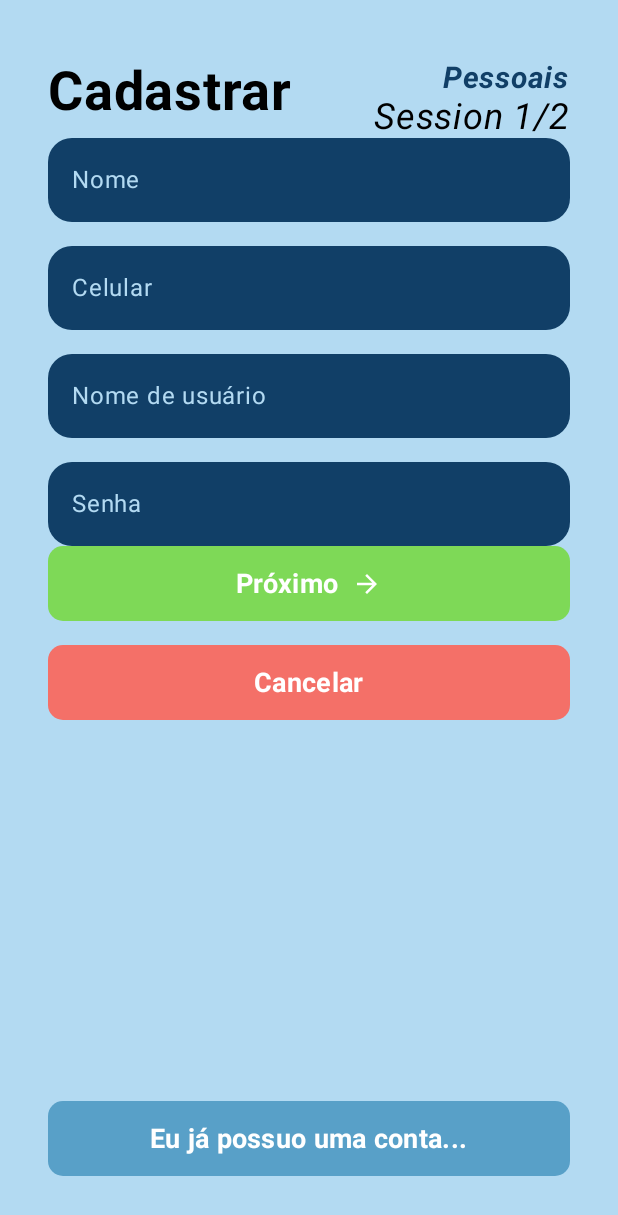
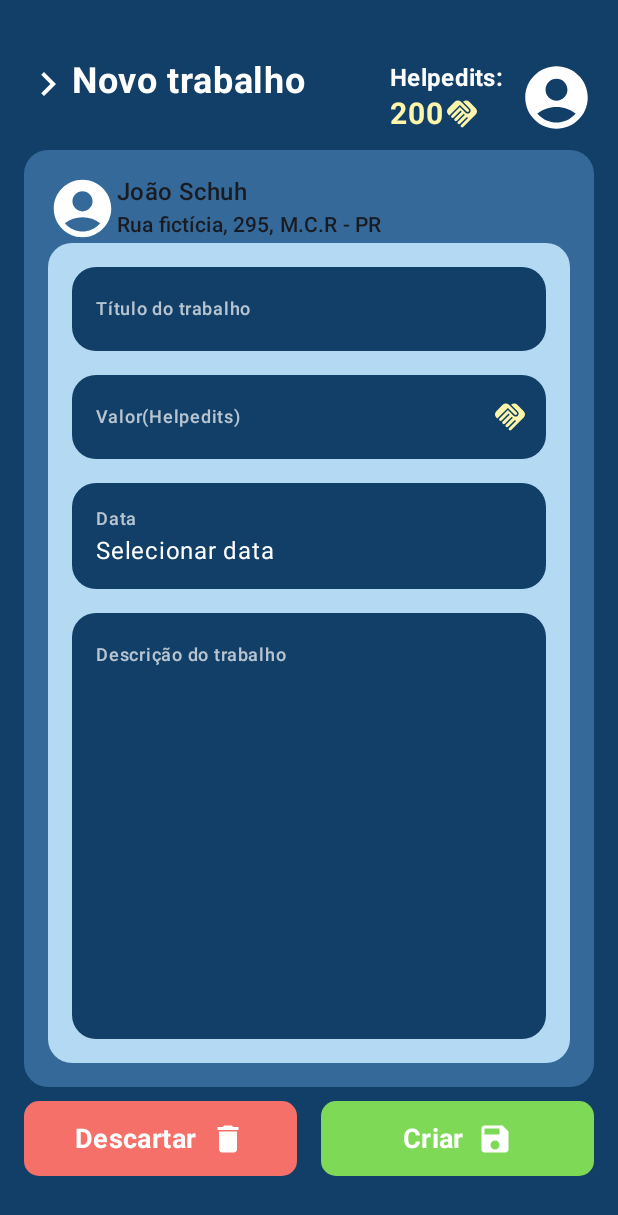
Before and after one commit to JoaoSchuh-cmd/HomieWorks, an Android app built with Jetpack Compose: the screen it shows after launch (MainActivity), on a phone screen of 412 x 824 dp. Shown: the top 1215 px of the screen. Run offline under Robolectric (Android 15) with nearby library versions, the phone set to English and light mode, and no system bars.

Commit message:
Adicionado NewJobPage + melhorias visuais nos InputText

```diff
--- a/app/src/main/java/br/com/pucpr/homieworks/MainActivity.kt
+++ b/app/src/main/java/br/com/pucpr/homieworks/MainActivity.kt
@@ -6,8 +6,8 @@ import androidx.activity.compose.setContent
 import androidx.activity.enableEdgeToEdge
 import androidx.compose.material3.MaterialTheme
 import androidx.compose.material3.Surface
+import br.com.pucpr.homieJobs.templates.NewJobPage
 import br.com.pucpr.homieworks.data.Job
-import br.com.pucpr.homieworks.templates.SignUpPage
 import br.com.pucpr.homieworks.ui.theme.HomieWorksTheme
 
 class MainActivity : ComponentActivity() {
@@ -23,7 +23,7 @@ class MainActivity : ComponentActivity() {
                         userAddress = "Rua fictícia, 999, M.C.R - PR",
                         data = "31/07/2052"
                     )
-                    SignUpPage()
+                    NewJobPage()
                 }
             }
         }
--- a/app/src/main/java/br/com/pucpr/homieworks/templates/JobDetailsPage.kt
+++ b/app/src/main/java/br/com/pucpr/homieworks/templates/JobDetailsPage.kt
@@ -2,20 +2,18 @@ package br.com.pucpr.homieworks.templates
 
 import androidx.compose.foundation.background
 import androidx.compose.foundation.layout.Arrangement
-import androidx.compose.foundation.layout.BoxWithConstraints
 import androidx.compose.foundation.layout.Column
 import androidx.compose.foundation.layout.Row
 import androidx.compose.foundation.layout.Spacer
+import androidx.compose.foundation.layout.fillMaxHeight
 import androidx.compose.foundation.layout.fillMaxWidth
 import androidx.compose.foundation.layout.height
 import androidx.compose.foundation.layout.padding
 import androidx.compose.foundation.layout.size
 import androidx.compose.foundation.shape.RoundedCornerShape
 import androidx.compose.material.icons.Icons
-import androidx.compose.material.icons.filled.AccountCircle
 import androidx.compose.material.icons.filled.Cancel
 import androidx.compose.material.icons.filled.CheckCircle
-import androidx.compose.material.icons.filled.ThumbUp
 import androidx.compose.material.icons.filled.Whatsapp
 import androidx.compose.material3.Icon
 import androidx.compose.material3.MaterialTheme
@@ -27,6 +25,7 @@ import androidx.compose.ui.graphics.Color
 import androidx.compose.ui.text.font.FontWeight
 import androidx.compose.ui.unit.dp
 import br.com.pucpr.homieworks.data.Job
+import br.com.pucpr.homieworks.templates.util.CardHeader
 import br.com.pucpr.homieworks.templates.util.GenericButton
 import br.com.pucpr.homieworks.templates.util.GenericPage
 import br.com.pucpr.homieworks.templates.util.SessionHeader
@@ -35,7 +34,6 @@ import br.com.pucpr.homieworks.ui.theme.lightRed
 import br.com.pucpr.homieworks.ui.theme.mediumCean
 import br.com.pucpr.homieworks.ui.theme.darkCean
 import br.com.pucpr.homieworks.ui.theme.superLightCean
-import br.com.pucpr.homieworks.ui.theme.yellow
 
 @Composable
 fun JobDetailsPage(job: Job) {
@@ -53,72 +51,16 @@ fun JobDetailsHeader() {
 
 @Composable
 fun JobDetailsContent(job: Job) {
-    BoxWithConstraints {
-        val height = maxHeight * 0.9f
-
     Column(
         modifier = Modifier
-                .height(height)
+            .fillMaxHeight(0.9f)
             .background(color = mediumCean, shape = RoundedCornerShape(16.dp))
             .fillMaxWidth()
             .padding(16.dp),
         verticalArrangement = Arrangement.spacedBy(16.dp),
     ) {
-            Row(
-                modifier = Modifier
-                    .fillMaxWidth(),
-                horizontalArrangement = Arrangement.SpaceBetween
-            ) {
-                Column(
-                    modifier = Modifier.weight(1.5f)
-                ) {
-                    Row {
-                        Icon(
-                            imageVector = Icons.Default.AccountCircle,
-                            contentDescription = "Ícone de conta pessoal",
-                            tint = Color.White,
-                            modifier = Modifier.size(46.dp)
-                        )
-                        Column {
-                            Text(
-                                text = job.userName,
-                                style = MaterialTheme.typography.titleMedium
-                            )
-                            Text(
-                                text = job.userAddress,
-                                style = MaterialTheme.typography.titleSmall,
-                            )
-                        }
-                    }
-                }
-                Column(
-                    modifier = Modifier.weight(1f)
-                ) {
-                    Row(
-                        modifier = Modifier
-                            .align(Alignment.End),
-                        horizontalArrangement = Arrangement.spacedBy(10.dp),
-                    ) {
-                        Text(
-                            text = "10",
-                            style = MaterialTheme.typography.titleLarge,
-                            color = yellow,
-                            fontWeight = FontWeight.Bold,
-                        )
-                        Icon(
-                            imageVector = Icons.Filled.ThumbUp,
-                            contentDescription = "Ícone de positivo",
-                            tint = yellow
-                        )
-                    }
-                    Text(
-                        modifier = Modifier
-                            .align(Alignment.End),
-                        text = "Data: ${job.data}",
-                        style = MaterialTheme.typography.titleSmall
-                    )
-                }
-            }
+        CardHeader(job = job)
+
         Column(
             modifier = Modifier
                 .fillMaxWidth()
@@ -151,15 +93,16 @@ fun JobDetailsContent(job: Job) {
                     text = "Para mais detalhes",
                     containerColor = darkCean,
                     textColor = Color.White,
-                        icon = {Icon(
+                    icon = {
+                        Icon(
                             imageVector = Icons.Default.Whatsapp,
                             contentDescription = "Ícone do whatsapp",
                             tint = Color.White,
                             modifier = Modifier.size(36.dp)
-                        )},
+                        )
+                    },
                     modifier = Modifier.fillMaxWidth()
                 )
-                }
             }
         }
     }
--- /dev/null
+++ b/app/src/main/java/br/com/pucpr/homieworks/templates/NewJobPage.kt
@@ -0,0 +1,173 @@
+package br.com.pucpr.homieJobs.templates
+
+import androidx.compose.foundation.background
+import androidx.compose.foundation.layout.Arrangement
+import androidx.compose.foundation.layout.Column
+import androidx.compose.foundation.layout.Row
+import androidx.compose.foundation.layout.fillMaxHeight
+import androidx.compose.foundation.layout.fillMaxWidth
+import androidx.compose.foundation.layout.padding
+import androidx.compose.foundation.shape.RoundedCornerShape
+import androidx.compose.material.icons.Icons
+import androidx.compose.material.icons.filled.CalendarMonth
+import androidx.compose.material.icons.filled.Delete
+import androidx.compose.material.icons.filled.Handshake
+import androidx.compose.material.icons.filled.Save
+import androidx.compose.material.icons.filled.Whatsapp
+import androidx.compose.material3.Icon
+import androidx.compose.runtime.Composable
+import androidx.compose.ui.Modifier
+import androidx.compose.ui.graphics.Color
+import androidx.compose.ui.unit.dp
+import br.com.pucpr.homieworks.data.Job
+import br.com.pucpr.homieworks.templates.util.CardHeader
+import br.com.pucpr.homieworks.templates.util.GenericButton
+import br.com.pucpr.homieworks.templates.util.GenericPage
+import br.com.pucpr.homieworks.templates.util.InputText
+import br.com.pucpr.homieworks.templates.util.SessionHeader
+import br.com.pucpr.homieworks.ui.theme.darkCean
+import br.com.pucpr.homieworks.ui.theme.lightGreen
+import br.com.pucpr.homieworks.ui.theme.lightRed
+import br.com.pucpr.homieworks.ui.theme.mediumCean
+import br.com.pucpr.homieworks.ui.theme.superLightCean
+import br.com.pucpr.homieworks.ui.theme.yellow
+
+@Composable
+fun NewJobPage() {
+    GenericPage(
+        { NewJobHeader() },
+        { NewJobContent() },
+        { NewJobFooter() }
+    )
+}
+
+@Composable
+fun NewJobHeader() {
+    SessionHeader("Novo trabalho")
+}
+
+@Composable
+fun NewJobContent() {
+    val job = Job(
+        userName= "João Schuh",
+        userAddress = "Rua fictícia, 295, M.C.R - PR",
+        data = "",
+        description = ""
+    )
+
+    Column(
+        modifier = Modifier
+            .fillMaxWidth()
+            .fillMaxHeight(0.9f)
+            .background(color = mediumCean, shape = RoundedCornerShape(16.dp))
+            .padding(16.dp),
+        verticalArrangement = Arrangement.SpaceBetween
+    ) {
+        CardHeader(job = job, withHelpeditsAndData = false)
+
+        Column(
+            modifier = Modifier
+                .fillMaxWidth()
+                .fillMaxHeight()
+                .background(color = superLightCean, shape = RoundedCornerShape(16.dp))
+                .padding(16.dp),
+            verticalArrangement = Arrangement.spacedBy(16.dp)
+        ) {
+            NewJobForm()
+        }
+
+        GenericButton(
+            text =  "Para mais detalhes",
+            textColor = Color.White,
+            containerColor = darkCean,
+            modifier = Modifier.fillMaxWidth(),
+            icon = {
+                Icon(
+                    imageVector = Icons.Default.Whatsapp,
+                    tint = Color.White,
+                    contentDescription = "Ícone do whatsapp"
+                )
+            }
+        )
+    }
+}
+
+@Composable
+fun NewJobForm() {
+    val backgroundColor = darkCean
+    val fontColor = Color.White
+
+    InputText(
+        label = "Título do trabalho",
+        isSecret = false,
+        backGroundColor = backgroundColor,
+        fontColor = fontColor
+    )
+    InputText(
+        label = "Valor(Helpedits)",
+        isSecret = false,
+        backGroundColor = backgroundColor,
+        fontColor = fontColor,
+        trailingIcon = {
+            Icon(
+                imageVector = Icons.Default.Handshake,
+                tint = yellow,
+                contentDescription = "Ícone de aperto de mãos"
+            )
+        }
+    )
+    InputText(
+        label = "Data",
+        isDate = true,
+        backGroundColor = backgroundColor,
+        fontColor = fontColor,
+        trailingIcon = {
+            Icon(
+                imageVector = Icons.Default.CalendarMonth,
+                tint = fontColor,
+                contentDescription = "Ícone de calendário"
+            )
+        }
+    )
+    InputText(
+        modifier = Modifier.fillMaxHeight(),
+        label = "Descrição do trabalho",
+        backGroundColor = backgroundColor,
+        fontColor = fontColor
+    )
+}
+
+@Composable
+fun NewJobFooter() {
+    Row(
+        modifier = Modifier.fillMaxWidth(),
+        horizontalArrangement = Arrangement.spacedBy(16.dp)
+    ) {
+        GenericButton(
+            text = "Descartar",
+            textColor = Color.White,
+            containerColor = lightRed,
+            modifier = Modifier.weight(1f),
+            icon = {
+                Icon(
+                    imageVector = Icons.Default.Delete,
+                    tint = Color.White,
+                    contentDescription = "Ícone de lixeira"
+                )
+            }
+        )
+        GenericButton(
+            text = "Criar",
+            textColor = Color.White,
+            containerColor = lightGreen,
+            modifier = Modifier.weight(1f),
+            icon = {
+                Icon(
+                    imageVector = Icons.Default.Save,
+                    tint = Color.White,
+                    contentDescription = "Ícone de disquete"
+                )
+            }
+        )
+    }
+}
--- a/app/src/main/java/br/com/pucpr/homieworks/templates/util/Card.kt
+++ b/app/src/main/java/br/com/pucpr/homieworks/templates/util/Card.kt
@@ -5,12 +5,12 @@ import androidx.compose.foundation.layout.Arrangement
 import androidx.compose.foundation.layout.Box
 import androidx.compose.foundation.layout.Column
 import androidx.compose.foundation.layout.Row
-import androidx.compose.foundation.layout.fillMaxHeight
 import androidx.compose.foundation.layout.fillMaxWidth
 import androidx.compose.foundation.layout.height
-import androidx.compose.foundation.layout.padding
+import androidx.compose.foundation.layout.size
 import androidx.compose.foundation.shape.RoundedCornerShape
 import androidx.compose.material.icons.Icons
+import androidx.compose.material.icons.filled.AccountCircle
 import androidx.compose.material.icons.filled.ThumbUp
 import androidx.compose.material3.CardDefaults
 import androidx.compose.material3.Icon
@@ -31,7 +31,8 @@ import br.com.pucpr.homieworks.ui.theme.yellow
 @Composable
 fun Card(
     job: Job,
-    backgroundColor: Color = mediumCean
+    backgroundColor: Color = mediumCean,
+    withHelpeditsAndData: Boolean = true
 ) {
     val fontColor = Color.White
 
@@ -40,25 +41,56 @@ fun Card(
             .fillMaxWidth()
             .height(180.dp),
         elevation = CardDefaults.cardElevation(8.dp),
-        shape = RoundedCornerShape(12.dp),
+        shape = RoundedCornerShape(16.dp),
         colors = CardDefaults.cardColors(containerColor = backgroundColor, contentColor = fontColor)
     ) {
-        Column(
+        CardHeader(withHelpeditsAndData, job)
+
+        Box(
             modifier = Modifier
-                .fillMaxHeight()
-                .padding(16.dp),
-            verticalArrangement = Arrangement.SpaceBetween
+                .fillMaxWidth()
+                .height(50.dp)
+                .background(color = superLightCean, shape = RoundedCornerShape(16.dp)),
+            contentAlignment = Alignment.Center,
         ) {
+            Text(job.description, style = MaterialTheme.typography.titleMedium, color = darkCean)
+        }
+    }
+}
+
+@Composable
+fun CardHeader(withHelpeditsAndData: Boolean = true, job: Job) {
     Row(
         modifier = Modifier
             .fillMaxWidth(),
         horizontalArrangement = Arrangement.SpaceBetween
     ) {
+        Column(
+            modifier = Modifier.weight(1.5f)
+        ) {
+            Row {
+                Icon(
+                    imageVector = Icons.Default.AccountCircle,
+                    contentDescription = "Ícone de conta pessoal",
+                    tint = Color.White,
+                    modifier = Modifier.size(46.dp)
+                )
                 Column {
-                    Text(job.userName, style = MaterialTheme.typography.titleMedium)
-                    Text(job.userAddress, style = MaterialTheme.typography.titleSmall)
+                    Text(
+                        text = job.userName,
+                        style = MaterialTheme.typography.titleMedium
+                    )
+                    Text(
+                        text = job.userAddress,
+                        style = MaterialTheme.typography.titleSmall,
+                    )
                 }
-                Column {
+            }
+        }
+        if (withHelpeditsAndData == true) {
+            Column(
+                modifier = Modifier.weight(1f)
+            ) {
                 Row(
                     modifier = Modifier
                         .align(Alignment.End),
@@ -84,17 +116,5 @@ fun Card(
                 )
             }
         }
-
-            Box(
-                modifier = Modifier
-                    .fillMaxWidth()
-                    .height(50.dp)
-                    .background(color = superLightCean, shape = RoundedCornerShape(16.dp)),
-                contentAlignment = Alignment.Center,
-            ) {
-                Text(job.description, style = MaterialTheme.typography.titleMedium, color = darkCean)
-            }
-
     }
 }
-}
--- a/app/src/main/java/br/com/pucpr/homieworks/templates/util/Inputs.kt
+++ b/app/src/main/java/br/com/pucpr/homieworks/templates/util/Inputs.kt
@@ -1,8 +1,14 @@
 package br.com.pucpr.homieworks.templates.util
 
+import androidx.compose.foundation.background
+import androidx.compose.foundation.clickable
 import androidx.compose.foundation.layout.Column
+import androidx.compose.foundation.layout.Spacer
 import androidx.compose.foundation.layout.fillMaxWidth
+import androidx.compose.foundation.layout.height
+import androidx.compose.foundation.layout.padding
 import androidx.compose.foundation.shape.RoundedCornerShape
+import androidx.compose.material3.MaterialTheme
 import androidx.compose.material3.Text
 import androidx.compose.material3.TextField
 import androidx.compose.material3.TextFieldDefaults
@@ -14,30 +20,78 @@ import androidx.compose.runtime.setValue
 import androidx.compose.ui.Alignment
 import androidx.compose.ui.Modifier
 import androidx.compose.ui.graphics.Color
+import androidx.compose.ui.platform.LocalContext
 import androidx.compose.ui.text.input.PasswordVisualTransformation
 import androidx.compose.ui.text.input.VisualTransformation
 import androidx.compose.ui.unit.dp
+import java.util.Calendar
 
 @Composable
 fun InputText(
+    modifier: Modifier = Modifier,
     label: String,
     leadingIcon: (@Composable (() -> Unit))? = null,
+    trailingIcon: (@Composable (() -> Unit))? = null,
     isSecret: Boolean = false,
+    isDate: Boolean = false,
     backGroundColor: Color,
-    fontColor: Color = Color.White,
+    fontColor: Color = Color.White
 ) {
     var text by remember { mutableStateOf("") }
+    val context = LocalContext.current
 
     Column(
         modifier = Modifier
             .fillMaxWidth(),
         horizontalAlignment = Alignment.CenterHorizontally
     ) {
+        if (isDate) {
+            val calendar = Calendar.getInstance()
+            val year = calendar.get(Calendar.YEAR)
+            val month = calendar.get(Calendar.MONTH)
+            val day = calendar.get(Calendar.DAY_OF_MONTH)
+
+            val datePickerDialog = remember {
+                android.app.DatePickerDialog(
+                    context,
+                    { _, selectedYear, selectedMonth, selectedDay ->
+                        text = "%02d/%02d/%04d".format(selectedDay, selectedMonth + 1, selectedYear)
+                    },
+                    year,
+                    month,
+                    day
+                )
+            }
+
+            Column(
+                modifier = modifier
+                    .fillMaxWidth()
+                    .background(color = backGroundColor, shape = RoundedCornerShape(16.dp))
+                    .clickable { datePickerDialog.show() }
+                    .padding(16.dp)
+            ) {
+                Text(
+                    text = label,
+                    color = fontColor.copy(alpha = 0.7f),
+                    style = MaterialTheme.typography.labelMedium
+                )
+                Spacer(modifier = Modifier.height(4.dp))
+                Text(
+                    text = text.ifBlank { "Selecionar data" },
+                    color = fontColor,
+                    style = MaterialTheme.typography.bodyLarge
+                )
+            }
+        } else {
             TextField(
                 value = text,
                 onValueChange = {text = it},
-            label = { Text(label) },
-            modifier = Modifier.fillMaxWidth(),
+                label = { Text(
+                    text = label,
+                    color = fontColor.copy(alpha = 0.7f),
+                    style = MaterialTheme.typography.labelMedium
+                ) },
+                modifier = modifier.fillMaxWidth(),
                 shape = RoundedCornerShape(16.dp),
                 colors = TextFieldDefaults.colors(
                     focusedContainerColor = backGroundColor,
@@ -51,7 +105,9 @@ fun InputText(
                     unfocusedIndicatorColor = Color.Transparent,
                 ),
                 leadingIcon = leadingIcon,
+                trailingIcon = trailingIcon,
                 visualTransformation = if (isSecret) PasswordVisualTransformation() else VisualTransformation.None
             )
         }
     }
+}
--- a/app/src/main/java/br/com/pucpr/homieworks/templates/util/SessionHeaders.kt
+++ b/app/src/main/java/br/com/pucpr/homieworks/templates/util/SessionHeaders.kt
@@ -10,6 +10,7 @@ import androidx.compose.foundation.layout.width
 import androidx.compose.foundation.layout.wrapContentWidth
 import androidx.compose.material.icons.Icons
 import androidx.compose.material.icons.automirrored.filled.KeyboardArrowRight
+import androidx.compose.material.icons.filled.Handshake
 import androidx.compose.material.icons.rounded.AccountCircle
 import androidx.compose.material3.Icon
 import androidx.compose.material3.MaterialTheme
@@ -44,7 +45,6 @@ fun SessionHeader(
             ) {
                 Icon(
                     imageVector = Icons.AutoMirrored.Default.KeyboardArrowRight,
-//                    imageVector = Icons.Default.KeyboardArrowDowbn,
                     contentDescription = "Ícone de flecha para trás",
                     tint = fontColor,
                     modifier = Modifier
@@ -74,7 +74,15 @@ fun SessionHeader(
                             color = fontColor,
                             fontWeight = FontWeight.Bold
                         )
-                        Text("200", fontSize = 20.sp, color = yellow, fontWeight = FontWeight.Bold)
+                        Row {
+                            Text("200", fontSize = 20.sp, color = yellow, fontWeight = FontWeight.Bold)
+                            Icon(
+                                imageVector = Icons.Default.Handshake,
+                                tint = yellow,
+                                contentDescription = "Ícone de aperto de mãos"
+                            )
+                        }
+
                     }
                     Icon(
                         imageVector = Icons.Rounded.AccountCircle,
```
Lines whose indentation alone changed are shown as unchanged.
